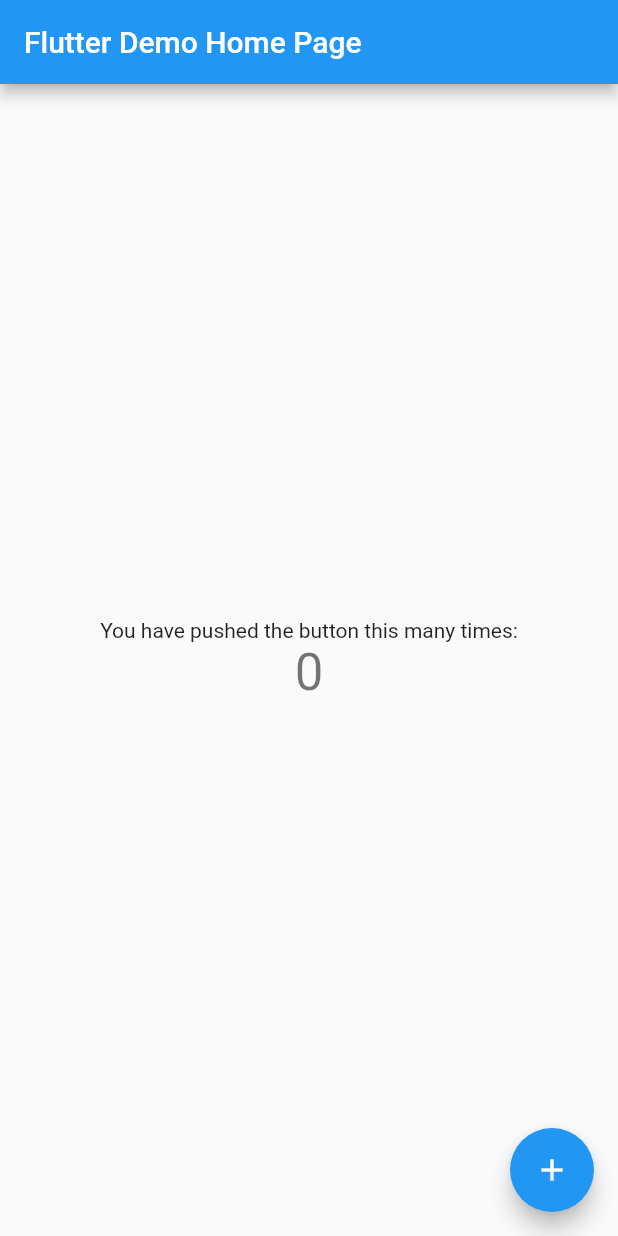
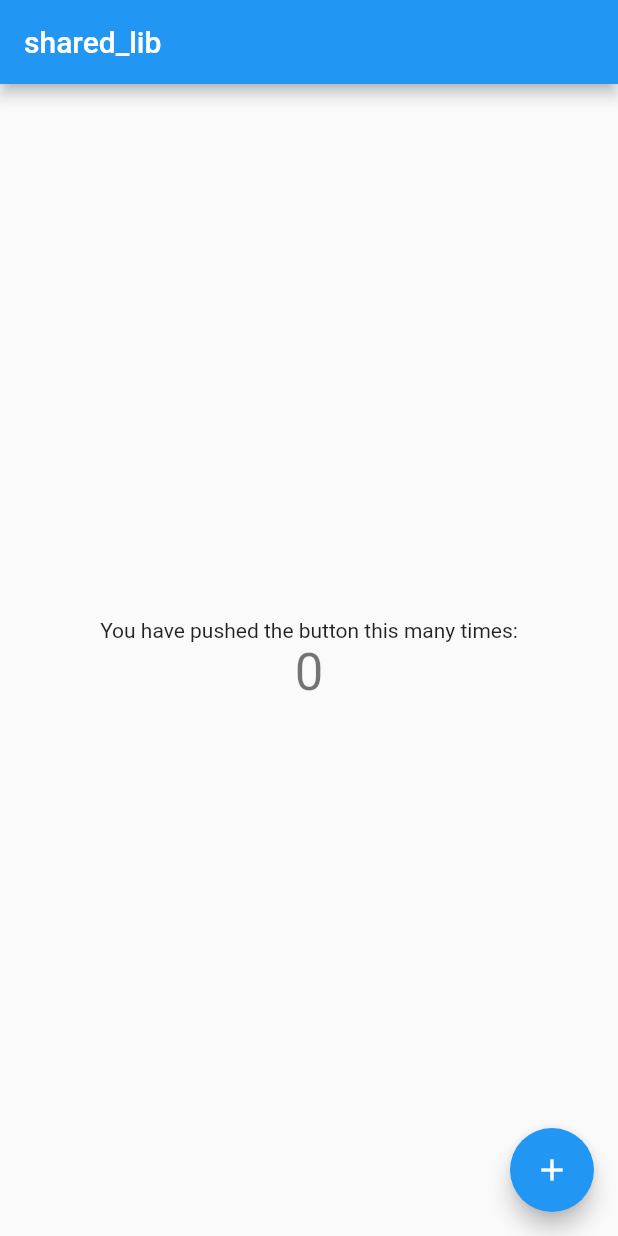
Before and after one commit to mahmoodDehghan/shared_lib, a Flutter app: the screen it shows after launch, on a phone screen of 412 x 824 dp. Run offline on Flutter 3.47's test engine with Material 2 defaults, Android fonts, the phone set to English and light mode, and no system bars; generated files the repository leaves out were written again.

Commit message:
localization

````diff
--- /dev/null
+++ b/example/l10n.yaml
@@ -0,0 +1,3 @@
+arb-dir: lib/src/localization
+template-arb-file: app_en.arb
+output-localization-file: app_localizations.dart
--- a/example/lib/main.dart
+++ b/example/lib/main.dart
@@ -1,4 +1,7 @@
 import 'package:flutter/material.dart';
+import 'package:flutter_localizations/flutter_localizations.dart';
+import 'package:shared_lib/shared_lib.dart';
+import 'package:flutter_gen/gen_l10n/app_localizations.dart';
 
 void main() {
   runApp(const MyApp());
@@ -11,7 +14,7 @@ class MyApp extends StatelessWidget {
   @override
   Widget build(BuildContext context) {
     return MaterialApp(
-      title: 'Flutter Demo',
+      onGenerateTitle: ((context) => AppLocalizations.of(context)!.appTitle),
       theme: ThemeData(
         // This is the theme of your application.
         //
@@ -24,7 +27,18 @@ class MyApp extends StatelessWidget {
         // is not restarted.
         primarySwatch: Colors.blue,
       ),
-      home: const MyHomePage(title: 'Flutter Demo Home Page'),
+      localizationsDelegates: const [
+        AppLocalizations.delegate,
+        SharedLocs.delegate,
+        GlobalMaterialLocalizations.delegate,
+        GlobalWidgetsLocalizations.delegate,
+        GlobalCupertinoLocalizations.delegate,
+      ],
+      locale: const Locale('en', ''),
+      supportedLocales: const [
+        Locale('en', ''),
+      ],
+      home: const MyHomePage(title: ''),
     );
   }
 }
@@ -73,7 +87,7 @@ class _MyHomePageState extends State<MyHomePage> {
       appBar: AppBar(
         // Here we take the value from the MyHomePage object that was created by
         // the App.build method, and use it to set our appbar title.
-        title: Text(widget.title),
+        title: Text(SharedLocs.of(context).moduleTitle),
       ),
       body: Center(
         // Center is a layout widget. It takes a single child and positions it
--- /dev/null
+++ b/example/lib/src/localization/app_en.arb
@@ -0,0 +1,6 @@
+{
+  "appTitle": "flutter_skeletoon_1",
+  "@appTitle": {
+    "description": "The title of the application"
+  }
+}
--- /dev/null
+++ b/l10n.yaml
@@ -0,0 +1,7 @@
+arb-dir: lib/src/localization
+output-dir: lib/src/localization/gen
+template-arb-file: module_en.arb
+output-localization-file: shared_localizations.dart
+output-class: SharedLocs
+synthetic-package: false
+nullable-getter: false
--- a/lib/shared_lib.dart
+++ b/lib/shared_lib.dart
@@ -1 +1,4 @@
 library shared_lib;
+
+export 'src/utils/shared_lib_init.dart' show SharedLibInit;
+export 'src/localization/gen/shared_localizations.dart' show SharedLocs;
--- /dev/null
+++ b/lib/src/localization/gen/shared_localizations.dart
@@ -0,0 +1,130 @@
+import 'dart:async';
+
+import 'package:flutter/foundation.dart';
+import 'package:flutter/widgets.dart';
+import 'package:flutter_localizations/flutter_localizations.dart';
+import 'package:intl/intl.dart' as intl;
+
+import 'shared_localizations_en.dart';
+
+/// Callers can lookup localized strings with an instance of SharedLocs
+/// returned by `SharedLocs.of(context)`.
+///
+/// Applications need to include `SharedLocs.delegate()` in their app's
+/// `localizationDelegates` list, and the locales they support in the app's
+/// `supportedLocales` list. For example:
+///
+/// ```dart
+/// import 'gen/shared_localizations.dart';
+///
+/// return MaterialApp(
+///   localizationsDelegates: SharedLocs.localizationsDelegates,
+///   supportedLocales: SharedLocs.supportedLocales,
+///   home: MyApplicationHome(),
+/// );
+/// ```
+///
+/// ## Update pubspec.yaml
+///
+/// Please make sure to update your pubspec.yaml to include the following
+/// packages:
+///
+/// ```yaml
+/// dependencies:
+///   # Internationalization support.
+///   flutter_localizations:
+///     sdk: flutter
+///   intl: any # Use the pinned version from flutter_localizations
+///
+///   # Rest of dependencies
+/// ```
+///
+/// ## iOS Applications
+///
+/// iOS applications define key application metadata, including supported
+/// locales, in an Info.plist file that is built into the application bundle.
+/// To configure the locales supported by your app, you’ll need to edit this
+/// file.
+///
+/// First, open your project’s ios/Runner.xcworkspace Xcode workspace file.
+/// Then, in the Project Navigator, open the Info.plist file under the Runner
+/// project’s Runner folder.
+///
+/// Next, select the Information Property List item, select Add Item from the
+/// Editor menu, then select Localizations from the pop-up menu.
+///
+/// Select and expand the newly-created Localizations item then, for each
+/// locale your application supports, add a new item and select the locale
+/// you wish to add from the pop-up menu in the Value field. This list should
+/// be consistent with the languages listed in the SharedLocs.supportedLocales
+/// property.
+abstract class SharedLocs {
+  SharedLocs(String locale) : localeName = intl.Intl.canonicalizedLocale(locale.toString());
+
+  final String localeName;
+
+  static SharedLocs of(BuildContext context) {
+    return Localizations.of<SharedLocs>(context, SharedLocs)!;
+  }
+
+  static const LocalizationsDelegate<SharedLocs> delegate = _SharedLocsDelegate();
+
+  /// A list of this localizations delegate along with the default localizations
+  /// delegates.
+  ///
+  /// Returns a list of localizations delegates containing this delegate along with
+  /// GlobalMaterialLocalizations.delegate, GlobalCupertinoLocalizations.delegate,
+  /// and GlobalWidgetsLocalizations.delegate.
+  ///
+  /// Additional delegates can be added by appending to this list in
+  /// MaterialApp. This list does not have to be used at all if a custom list
+  /// of delegates is preferred or required.
+  static const List<LocalizationsDelegate<dynamic>> localizationsDelegates = <LocalizationsDelegate<dynamic>>[
+    delegate,
+    GlobalMaterialLocalizations.delegate,
+    GlobalCupertinoLocalizations.delegate,
+    GlobalWidgetsLocalizations.delegate,
+  ];
+
+  /// A list of this localizations delegate's supported locales.
+  static const List<Locale> supportedLocales = <Locale>[
+    Locale('en')
+  ];
+
+  /// The title of the example application
+  ///
+  /// In en, this message translates to:
+  /// **'shared_lib'**
+  String get moduleTitle;
+}
+
+class _SharedLocsDelegate extends LocalizationsDelegate<SharedLocs> {
+  const _SharedLocsDelegate();
+
+  @override
+  Future<SharedLocs> load(Locale locale) {
+    return SynchronousFuture<SharedLocs>(lookupSharedLocs(locale));
+  }
+
+  @override
+  bool isSupported(Locale locale) => <String>['en'].contains(locale.languageCode);
+
+  @override
+  bool shouldReload(_SharedLocsDelegate old) => false;
+}
+
+SharedLocs lookupSharedLocs(Locale locale) {
+
+
+  // Lookup logic when only language code is specified.
+  switch (locale.languageCode) {
+    case 'en': return SharedLocsEn();
+  }
+
+  throw FlutterError(
+    'SharedLocs.delegate failed to load unsupported locale "$locale". This is likely '
+    'an issue with the localizations generation tool. Please file an issue '
+    'on GitHub with a reproducible sample app and the gen-l10n configuration '
+    'that was used.'
+  );
+}
--- /dev/null
+++ b/lib/src/localization/gen/shared_localizations_en.dart
@@ -0,0 +1,9 @@
+import 'shared_localizations.dart';
+
+/// The translations for English (`en`).
+class SharedLocsEn extends SharedLocs {
+  SharedLocsEn([String locale = 'en']) : super(locale);
+
+  @override
+  String get moduleTitle => 'shared_lib';
+}
--- /dev/null
+++ b/lib/src/localization/module_en.arb
@@ -0,0 +1,7 @@
+{
+  "moduleTitle": "shared_lib",
+  "@moduleTitle": {
+    "description": "The title of the example application"
+  },
+
+}
--- /dev/null
+++ b/lib/src/utils/shared_lib_init.dart
@@ -0,0 +1 @@
+class SharedLibInit {}
````
Also changed, not shown: example/pubspec.yaml (+6 -1 lines), pubspec.yaml (+9 -1 lines), 1 other file.
